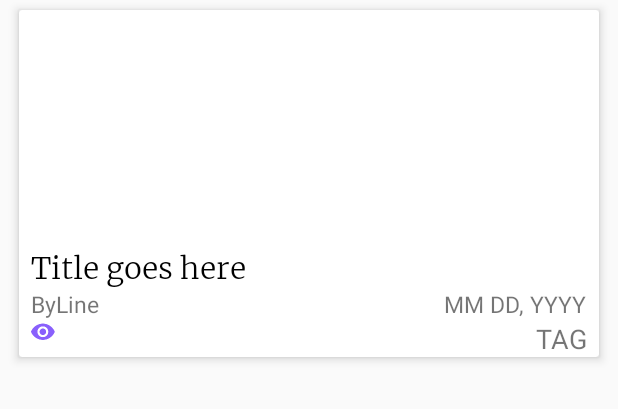
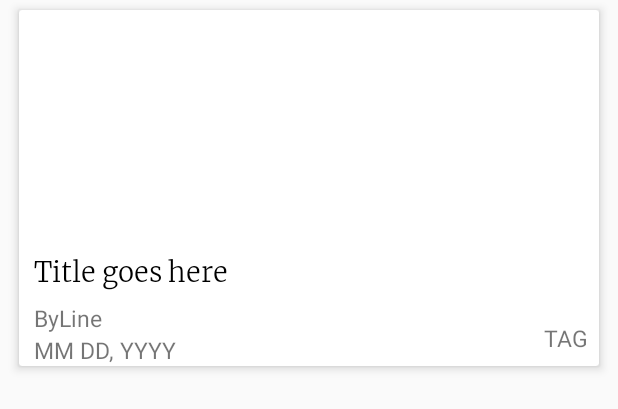
Before and after one commit to Thesmader/MM.SummerTask.2018, an Android app: the layout card_layout.xml on its own in the app's theme, with its tools: preview values and no code run, on a phone screen of 412 x 824 dp. Shown: the top 409 px of the screen. Run offline under Robolectric (Android 15) with nearby library versions, the phone set to English and light mode, and no system bars; network calls fail.

Commit message:
Cards displaying data from server.
Signed-off-by: Thesmader <dsmarak17@gmail.com>

```diff
--- a/MondayMorning/app/src/main/java/thesmader/com/mondaymorning/AllNewsData.java
+++ b/MondayMorning/app/src/main/java/thesmader/com/mondaymorning/AllNewsData.java
@@ -7,14 +7,14 @@ public class AllNewsData {
     private String categories;
     private String img_url = "http://mondaymorning.nitrkl.ac.in/uploads/post/big/";
 
-    public AllNewsData(String title, String byLine, String dateLine, String img_url/*, String categories*/) {
+    public AllNewsData(String title, String byLine, String dateLine, String img_url, String categories) {
         this.title = title;
         this.byLine = byLine;
         //System.arraycopy(byLine, 0, this.byLine, 0, byLine.length);
         this.dateLine = dateLine;
         this.img_url += img_url;
         //System.arraycopy(categories, 0, this.categories, 0, categories.length);
-        //this.categories = categories;
+        this.categories = categories;
         //this.tag = tag;
     }
 
@@ -33,6 +33,7 @@ public class AllNewsData {
     /*public String getTag() {
         return tag;
     }*/
+    public String getCategories() { return categories; }
 
     public String getImg_url() {
         return img_url;
--- a/MondayMorning/app/src/main/java/thesmader/com/mondaymorning/NewsAdapter.java
+++ b/MondayMorning/app/src/main/java/thesmader/com/mondaymorning/NewsAdapter.java
@@ -47,7 +47,7 @@ public class NewsAdapter extends RecyclerView.Adapter<NewsAdapter.NewsHolder> {
         holder.t1.setText(data.getTitle());
         holder.t2.setText(data.getByLine());
         holder.t3.setText(data.getDateLine());
-        //holder.t4.setText(data.getTag());
+        holder.t4.setText(data.getCategories());
         Glide.with(ctx).load(data.getImg_url())
                 .thumbnail(0.25f)
                 .apply(new RequestOptions().centerCrop())
@@ -74,7 +74,7 @@ public class NewsAdapter extends RecyclerView.Adapter<NewsAdapter.NewsHolder> {
             t1 = itemView.findViewById(R.id.card_title_text);
             t2 = itemView.findViewById(R.id.card_byline);
             t3 = itemView.findViewById(R.id.card_date_line);
-            //t4 = itemView.findViewById(R.id.card_articleTag);
+            t4 = itemView.findViewById(R.id.card_articleTag);
             article_card_image = itemView.findViewById(R.id.card_imageview);
             if (Build.VERSION.SDK_INT >= Build.VERSION_CODES.LOLLIPOP) {
                 StateListAnimator animator = AnimatorInflater.loadStateListAnimator(ctx, R.animator.lift);
--- a/MondayMorning/app/src/main/res/layout/activity_article.xml
+++ b/MondayMorning/app/src/main/res/layout/activity_article.xml
@@ -19,6 +19,8 @@
             app:expandedTitleMarginStart="24dp"
             app:layout_scrollFlags="scroll|exitUntilCollapsed|snap">
             <ImageView
+                android:id="@+id/article_image"
+                android:contentDescription="article image"
                 android:layout_width="match_parent"
                 android:layout_height="200dp"
                 android:background="@drawable/logo_purple"
--- a/MondayMorning/app/src/main/res/layout/card_layout.xml
+++ b/MondayMorning/app/src/main/res/layout/card_layout.xml
@@ -44,57 +44,56 @@
 
             <TextView
                 android:id="@+id/card_title_text"
-                android:layout_width="wrap_content"
+                android:layout_width="0dp"
                 android:layout_height="wrap_content"
-                android:layout_marginStart="8dp"
+                android:layout_marginTop="4dp"
                 android:fontFamily="@font/mrweather"
                 android:text="Title goes here"
                 android:textColor="@color/colorPrimaryDark"
-                android:textSize="20sp"
+                android:textSize="18sp"
                 android:transitionName="title_to_article"
-                app:layout_constraintStart_toStartOf="parent"
+                app:layout_constraintEnd_toEndOf="@+id/card_imageview"
+                app:layout_constraintStart_toStartOf="@+id/card_imageview"
                 app:layout_constraintTop_toBottomOf="@+id/card_imageview" />
 
             <TextView
                 android:id="@+id/card_byline"
                 android:layout_width="wrap_content"
                 android:layout_height="wrap_content"
-                android:layout_marginStart="8dp"
+                android:layout_marginTop="8dp"
                 android:text="ByLine"
                 android:textSize="15sp"
                 android:transitionName="by_to_article"
-                app:layout_constraintStart_toStartOf="parent"
+                app:layout_constraintStart_toStartOf="@+id/card_title_text"
                 app:layout_constraintTop_toBottomOf="@+id/card_title_text" />
 
             <TextView
                 android:id="@+id/card_date_line"
                 android:layout_width="wrap_content"
                 android:layout_height="wrap_content"
-                android:layout_marginEnd="8dp"
                 android:text="MM DD, YYYY"
                 android:textSize="15sp"
-                app:layout_constraintEnd_toEndOf="parent"
-                app:layout_constraintTop_toBottomOf="@+id/card_title_text" />
-
-            <ImageView
-                android:id="@+id/card_noOfViews"
-                android:layout_width="16dp"
-                android:layout_height="16dp"
-                android:layout_marginStart="8dp"
-                android:src="@drawable/views_counter"
-                app:layout_constraintStart_toStartOf="parent"
+                app:layout_constraintStart_toStartOf="@+id/card_title_text"
                 app:layout_constraintTop_toBottomOf="@+id/card_byline" />
 
             <TextView
                 android:id="@+id/card_articleTag"
-                android:layout_width="wrap_content"
+                android:layout_width="136dp"
                 android:layout_height="wrap_content"
+                android:layout_marginBottom="8dp"
                 android:layout_marginEnd="8dp"
+                android:layout_marginStart="8dp"
+                android:layout_marginTop="8dp"
                 android:text="tag"
+                android:textAlignment="viewEnd"
                 android:textAllCaps="true"
-                android:textSize="18sp"
+                android:textSize="15sp"
+                app:layout_constraintBottom_toBottomOf="parent"
                 app:layout_constraintEnd_toEndOf="parent"
-                app:layout_constraintTop_toBottomOf="@+id/card_date_line" />
+                app:layout_constraintHorizontal_bias="1.0"
+                app:layout_constraintStart_toEndOf="@+id/card_date_line"
+                app:layout_constraintTop_toBottomOf="@+id/card_title_text"
+                app:layout_constraintVertical_bias="1.0" />
         </android.support.constraint.ConstraintLayout>
     </android.support.v7.widget.CardView>
 
```
Also changed, not shown: MondayMorning/app/src/main/java/thesmader/com/mondaymorning/NewsFragment.java (+12 -1 lines), 1 other file.
